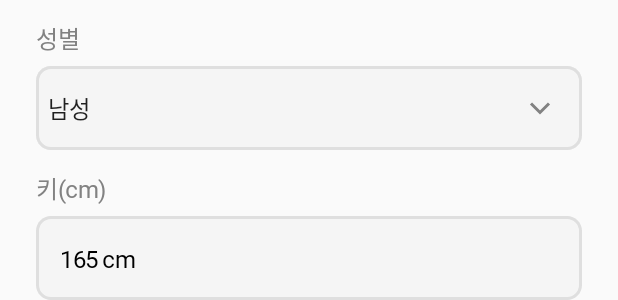
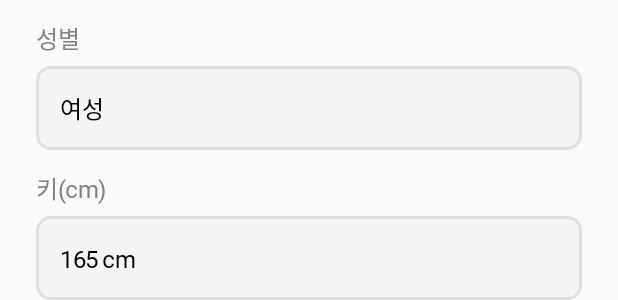
Before and after one commit to Ajou-Capston-09-HELPT/Android_Manager, an Android app: the layout fragment_member_detail.xml on its own in the app's theme, with its tools: preview values and no code run, on a phone screen of 412 x 824 dp. Shown: the part 456-756 px from the top of the screen. Run offline under Robolectric (Android 15) with nearby library versions, the phone set to English and light mode, and no system bars.

Commit message:
:lipstick: MemberDetailFragment 회원권 수정 제외 수정기능 제거

```diff
--- a/app/src/main/res/layout/fragment_member_detail.xml
+++ b/app/src/main/res/layout/fragment_member_detail.xml
@@ -147,19 +147,16 @@
         app:layout_constraintStart_toStartOf="parent"
         app:layout_constraintTop_toBottomOf="@id/memberDetailGenderText">
 
-        <Spinner
-            android:id="@+id/genderSpinner"
+        <TextView
             android:layout_width="wrap_content"
             android:layout_height="wrap_content"
-            android:layout_marginStart="24dp"
-            android:layout_marginEnd="24dp"
-            android:background="@drawable/custom_spinner_background"
-            android:entries="@array/gender_array"
+            android:layout_marginStart="16dp"
+            android:text="@string/stringMemberDetailGenderContent"
+            android:textAppearance="@style/styleMembershipPrice"
             app:layout_constraintBottom_toBottomOf="parent"
-            app:layout_constraintEnd_toEndOf="parent"
             app:layout_constraintStart_toStartOf="parent"
-            app:layout_constraintTop_toTopOf="parent"
-            app:layout_constraintVertical_bias="0.0" />
+            app:layout_constraintTop_toTopOf="parent" />
+
 
     </androidx.constraintlayout.widget.ConstraintLayout>
 
```
Also changed, not shown: app/src/main/java/com/ajou/helptmanager/memberDetail/MemberDetailFragment.kt (+27 -27 lines).
